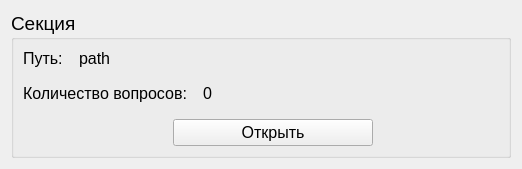
Above: editor/sectionwidget.ui from TheMrButcher/offline-mentor before the change. Below: the same form after it.
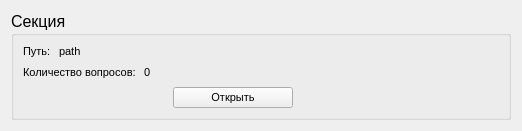
That is the form after the change.

The edit to the form file:
```diff
--- a/editor/sectionwidget.ui
+++ b/editor/sectionwidget.ui
@@ -7,7 +7,7 @@
     <x>0</x>
     <y>0</y>
     <width>518</width>
-    <height>164</height>
+    <height>128</height>
    </rect>
   </property>
   <property name="sizePolicy">
@@ -36,7 +36,7 @@
      </property>
      <property name="font">
       <font>
-       <pointsize>14</pointsize>
+       <pointsize>12</pointsize>
       </font>
      </property>
      <property name="title">
@@ -44,7 +44,7 @@
      </property>
      <layout class="QVBoxLayout" name="verticalLayout_2">
       <property name="spacing">
-       <number>16</number>
+       <number>8</number>
       </property>
       <item>
        <layout class="QHBoxLayout" name="horizontalLayout_2">
@@ -58,7 +58,7 @@
           </property>
           <property name="font">
            <font>
-            <pointsize>12</pointsize>
+            <pointsize>8</pointsize>
            </font>
           </property>
           <property name="text">
@@ -76,7 +76,7 @@
           </property>
           <property name="font">
            <font>
-            <pointsize>12</pointsize>
+            <pointsize>8</pointsize>
            </font>
           </property>
           <property name="text">
@@ -98,7 +98,7 @@
           </property>
           <property name="font">
            <font>
-            <pointsize>12</pointsize>
+            <pointsize>8</pointsize>
            </font>
           </property>
           <property name="text">
@@ -116,7 +116,7 @@
           </property>
           <property name="font">
            <font>
-            <pointsize>12</pointsize>
+            <pointsize>8</pointsize>
            </font>
           </property>
           <property name="text">
@@ -154,19 +154,19 @@
           </property>
           <property name="minimumSize">
            <size>
-            <width>200</width>
+            <width>120</width>
             <height>0</height>
            </size>
           </property>
           <property name="maximumSize">
            <size>
-            <width>200</width>
+            <width>120</width>
             <height>16777215</height>
            </size>
           </property>
           <property name="font">
            <font>
-            <pointsize>12</pointsize>
+            <pointsize>8</pointsize>
            </font>
           </property>
           <property name="text">
```
Left out of the diff: 2 changed lines with no effect on the pictures.
